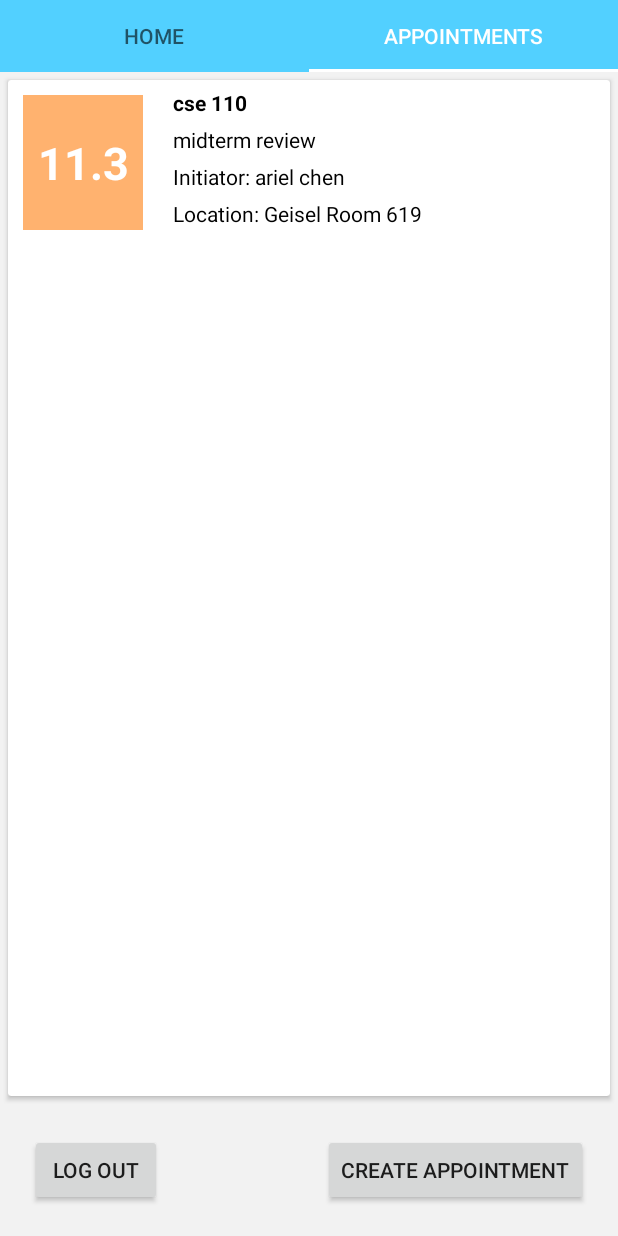
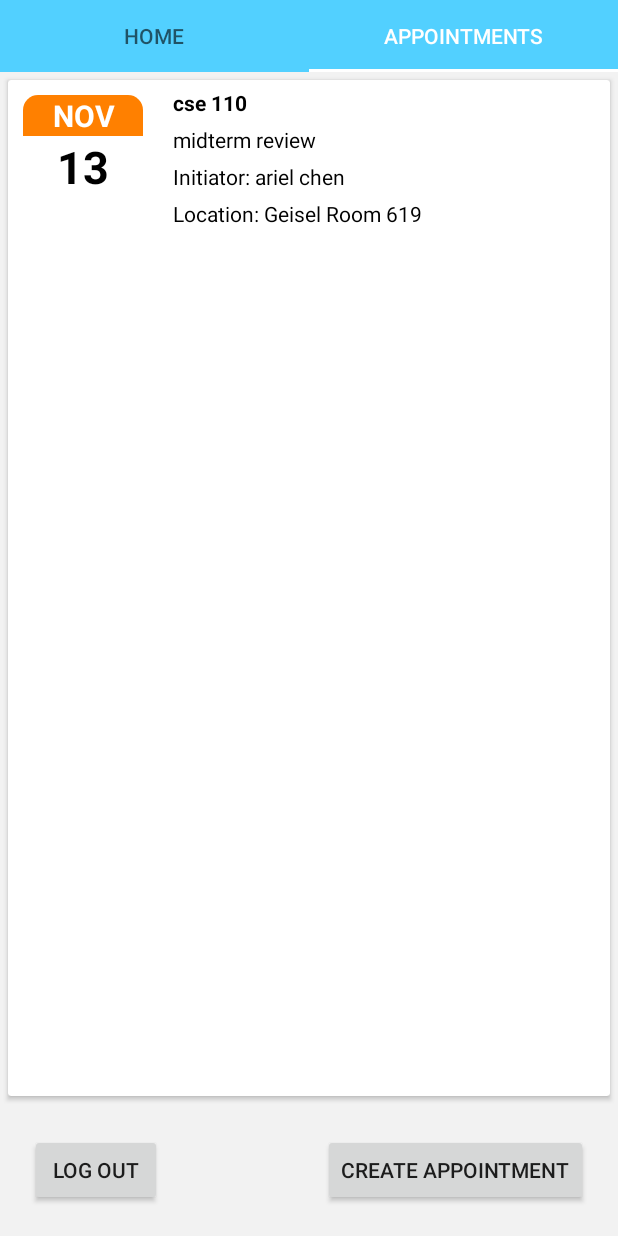
Before and after one commit to candice95/Study-Buddies, an Android app: the FirstFragment screen opened directly, with no data from a screen before it, tab 2 chosen, on a phone screen of 412 x 824 dp. Run offline under Robolectric (Android 15) with nearby library versions, the phone set to English and light mode, and no system bars; libraries missing offline, so code that uses them is left out: com.bignerdranch.expandablerecyclerview, com.parse; 1 statement that could not run was skipped.

Commit message:
calendar updated

```diff
--- a/app/src/main/java/com/example/cardgame/cardgame/helper/Appointment.java
+++ b/app/src/main/java/com/example/cardgame/cardgame/helper/Appointment.java
@@ -9,7 +9,12 @@ public class Appointment {
     public String detail;
     public String creator;
     public String date;
+    public String month;
+    public String day;
     public String location;
-    public String expandText;
 
+    public String capacity;
+    public String seats;
+    public String phone;
+    public String email;
 }
--- a/app/src/main/java/com/example/cardgame/cardgame/ui/component/AppointmentCardLayout.java
+++ b/app/src/main/java/com/example/cardgame/cardgame/ui/component/AppointmentCardLayout.java
@@ -4,6 +4,7 @@ import android.animation.ValueAnimator;
 import android.content.Context;
 import android.support.v7.widget.CardView;
 import android.util.AttributeSet;
+import android.util.Log;
 import android.view.View;
 import android.view.ViewGroup;
 import android.widget.TextView;
@@ -20,6 +21,16 @@ public class AppointmentCardLayout extends CardView {
     private View expandView;
     private int descriptionViewMinHeight;
     private int descriptionViewFullHeight;
+    boolean isCalled = false;
+
+    @Override
+    public void onWindowFocusChanged(boolean hasFocus) {
+        super.onWindowFocusChanged(hasFocus);
+        if(isCalled) return;
+        isCalled = true;
+        descriptionViewMinHeight = cardView.getHeight();
+        descriptionViewFullHeight = cardView.getHeight() * 2;
+    }
 
     public AppointmentCardLayout(Context context, AttributeSet attrs) {
         super(context, attrs);
@@ -33,21 +44,25 @@ public class AppointmentCardLayout extends CardView {
     }
 
     public void setContent(Appointment appointment) {
-        ((TextView) findViewById(R.id.date)).setText(appointment.date);
+        ((TextView) findViewById(R.id.date_month)).setText(appointment.month);
+        ((TextView) findViewById(R.id.date_day)).setText(appointment.day);
         ((TextView) findViewById(R.id.title)).setText(appointment.title);
         ((TextView) findViewById(R.id.detail)).setText(appointment.detail);
         ((TextView) findViewById(R.id.creator)).setText("Initiator: "+appointment.creator);
         ((TextView) findViewById(R.id.location)).setText("Location: " + appointment.location);
 
         expandView = findViewById(R.id.card_view_expand_area);
-        ((TextView) findViewById(R.id.expand_text)).setText(appointment.expandText);
-    }
+        ((TextView) findViewById(R.id.expand_text_capacity)).setText("Capacity: "+appointment.capacity);
+        ((TextView) findViewById(R.id.expand_text_seats)).setText("Seats available: "+appointment.seats);
+        ((TextView) findViewById(R.id.expand_text_phone)).setText("Phone number: " + appointment.phone);
+        ((TextView) findViewById(R.id.expand_text_email)).setText("Email: "+appointment.email);
 
-    @Override
-    public void onWindowFocusChanged(boolean hasFocus) {
-        super.onWindowFocusChanged(hasFocus);
-        descriptionViewMinHeight = cardView.getHeight();
-        descriptionViewFullHeight = cardView.getHeight() * 2;
+        findViewById(R.id.button_join).setOnClickListener(new OnClickListener() {
+            @Override
+            public void onClick(View v) {
+
+            }
+        });
     }
 
     private void toggleHeight() {
--- a/app/src/main/java/com/example/cardgame/cardgame/ui/fragment/SecondFragment.java
+++ b/app/src/main/java/com/example/cardgame/cardgame/ui/fragment/SecondFragment.java
@@ -39,27 +39,40 @@ public class SecondFragment extends Fragment {
         appointment.title = "cse 110";
         appointment.detail = "midterm review";
         appointment.creator = "ariel chen";
-        appointment.date = "11.3";
+        appointment.month = "NOV";
+        appointment.day = "13";
         appointment.location = "Geisel Room 619";
-        appointment.expandText = "This is the expand detail for cse 110 - hahaha";
+        appointment.capacity = "10";
+        appointment.seats = "5";
+        appointment.phone = "85842427857";
+        appointment.email = "shc143@ucsd.edu";
         appointments.add(appointment);
 
         Appointment appointment2 = new Appointment();
         appointment2.title = "cse 132A";
         appointment2.detail = "midterm review";
         appointment2.creator = "ariel chen";
-        appointment2.date = "11.4";
+        appointment2.month = "NOV";
+        appointment2.day = "14";
         appointment2.location = "Geisel Room 716";
-        appointment2.expandText = "This is the expand detail for cse 132a - hahaha";
+        appointment2.capacity = "4";
+        appointment2.seats = "1";
+        appointment2.phone = "8580007857";
+        appointment2.email = "shc143@ucsd.edu";
         appointments.add(appointment2);
 
         Appointment appointment3 = new Appointment();
         appointment3.title = "cse 140L";
         appointment3.detail = "midterm review";
         appointment3.creator = "ariel chen";
-        appointment3.date = "11.5";
+        appointment3.month = "NOV";
+        appointment3.day = "26";
         appointment3.location = "BML Room 218";
-        appointment3.expandText = "This is the expand detail for cse 140L - hahaha";
+        appointment3.capacity = "6";
+        appointment3.seats = "3";
+        appointment3.phone = "8580007857";
+        appointment3.email = "shc143@ucsd.edu";
+
         appointments.add(appointment3);
 
         Log.d("onCreateView", appointments + "");
--- /dev/null
+++ b/app/src/main/res/drawable/bottom_rounded_corner.xml
@@ -0,0 +1,7 @@
+<?xml version="1.0" encoding="utf-8"?>
+<shape xmlns:android="http://schemas.android.com/apk/res/android"
+    android:shape="rectangle"
+    >
+    <solid android:color="@color/white" />
+    <corners android:bottomLeftRadius="10dp" android:bottomRightRadius="10dp"/>
+</shape>
--- /dev/null
+++ b/app/src/main/res/drawable/rounded_button.xml
@@ -0,0 +1,9 @@
+<?xml version="1.0" encoding="utf-8"?>
+<shape xmlns:android="http://schemas.android.com/apk/res/android"
+    android:shape="rectangle"
+    >
+    <stroke android:width="4dp" android:color="#0066CC"/>
+
+    <solid android:color="@color/white" />
+    <corners android:radius="10dp"/>
+</shape>
--- /dev/null
+++ b/app/src/main/res/drawable/top_rounded_corner.xml
@@ -0,0 +1,7 @@
+<?xml version="1.0" encoding="utf-8"?>
+<shape xmlns:android="http://schemas.android.com/apk/res/android"
+    android:shape="rectangle"
+    >
+    <solid android:color="#FF8000" />
+    <corners android:topLeftRadius="10dp" android:topRightRadius="10dp"/>
+</shape>
--- a/app/src/main/res/layout/layout_appointment_cardview.xml
+++ b/app/src/main/res/layout/layout_appointment_cardview.xml
@@ -17,20 +17,42 @@
             android:layout_height="wrap_content"
             >
 
-            <TextView
+            <LinearLayout
                 android:id="@+id/date"
                 android:layout_width="80dp"
                 android:layout_height="90dp"
+                android:orientation="vertical"
                 android:layout_marginBottom="10dp"
                 android:layout_marginLeft="10dp"
                 android:layout_marginRight="20dp"
                 android:layout_marginTop="10dp"
-                android:background="@color/orange"
+                >
+
+                <TextView
+                    android:id="@+id/date_month"
+                    android:layout_width="match_parent"
+                    android:layout_height="wrap_content"
+                    android:textColor="@color/white"
+                    android:background="@drawable/top_rounded_corner"
+                    android:textSize="20sp"
+                    android:textStyle="bold"
                     android:gravity="center"
-                android:textColor="@color/white"
+                    />
+
+                <TextView
+                    android:id="@+id/date_day"
+                    android:layout_width="match_parent"
+                    android:layout_height="wrap_content"
+                    android:textColor="@color/black"
+                    android:background="@drawable/bottom_rounded_corner"
                     android:textSize="30sp"
                     android:textStyle="bold"
+                    android:gravity="center"
+                    android:paddingBottom="10dp"
+
                     />
+
+            </LinearLayout>
 
             <TextView
                 android:id="@+id/title"
@@ -79,17 +101,53 @@
             android:id="@+id/card_view_expand_area"
             android:layout_width="match_parent"
             android:layout_height="wrap_content"
+            android:alpha="0"
+            android:padding="10dp"
             android:visibility="gone"
-            android:alpha="0"
+            >
+
+            <LinearLayout
+                android:layout_width="wrap_content"
+                android:layout_height="wrap_content"
+                android:orientation="vertical"
                 >
 
                 <TextView
-                android:id="@+id/expand_text"
+                    android:id="@+id/expand_text_capacity"
                     android:layout_width="wrap_content"
                     android:layout_height="wrap_content"
-                android:layout_centerHorizontal="true"
                     />
 
+                <TextView
+                    android:id="@+id/expand_text_seats"
+                    android:layout_width="wrap_content"
+                    android:layout_height="wrap_content"
+                    />
+
+                <TextView
+                    android:id="@+id/expand_text_phone"
+                    android:layout_width="wrap_content"
+                    android:layout_height="wrap_content"
+                    />
+
+                <TextView
+                    android:id="@+id/expand_text_email"
+                    android:layout_width="wrap_content"
+                    android:layout_height="wrap_content"
+                    />
+
+            </LinearLayout>
+
+            <Button
+                android:id="@+id/button_join"
+                android:layout_width="wrap_content"
+                android:layout_height="wrap_content"
+                android:layout_alignParentRight="true"
+                android:layout_centerVertical="true"
+                android:text="join"
+                android:textSize="17sp"
+                android:background="@drawable/rounded_button"
+                />
         </RelativeLayout>
 
     </LinearLayout>
```
Lines whose indentation alone changed are shown as unchanged.
